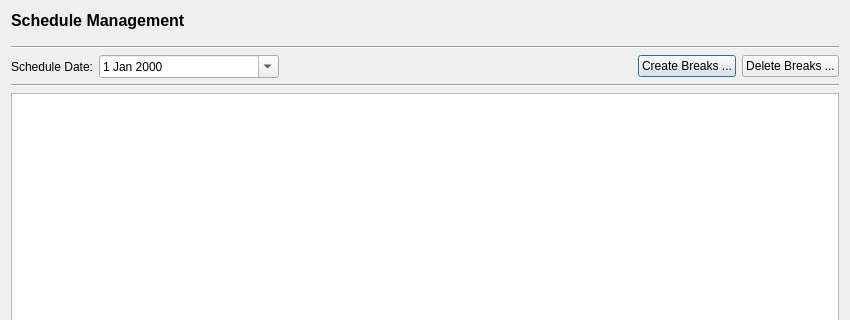
Qt form pixelplan/rave/PixelPlan/scheduleform.ui (pgathogo/raven) before a commit; both pictures show x 0 to 850 and y 0 to 320 of the 850 by 470 pixel window.
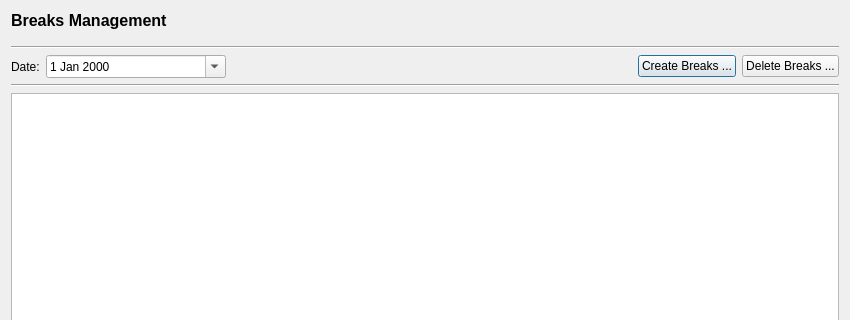
The same form after that commit.

Patch:
```diff
--- a/pixelplan/rave/PixelPlan/scheduleform.ui
+++ b/pixelplan/rave/PixelPlan/scheduleform.ui
@@ -30,12 +30,11 @@
        <property name="font">
         <font>
          <pointsize>12</pointsize>
-         <weight>75</weight>
          <bold>true</bold>
         </font>
        </property>
        <property name="text">
-        <string>Schedule Management</string>
+        <string>Breaks Management</string>
        </property>
        <property name="textFormat">
         <enum>Qt::RichText</enum>
@@ -56,7 +55,7 @@
      <item>
       <widget class="QLabel" name="label">
        <property name="text">
-        <string>Schedule Date:</string>
+        <string>Date:</string>
        </property>
       </widget>
      </item>
```
